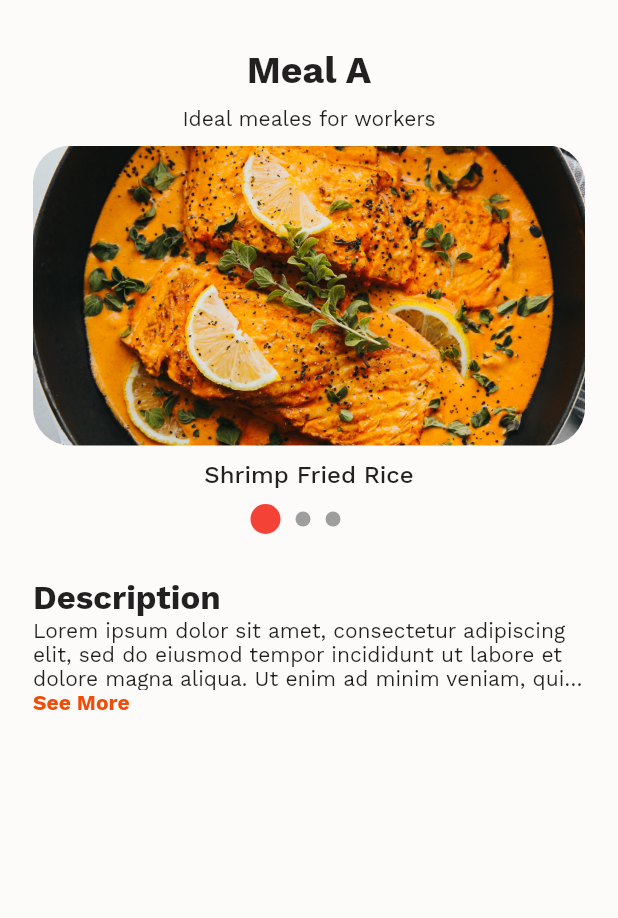
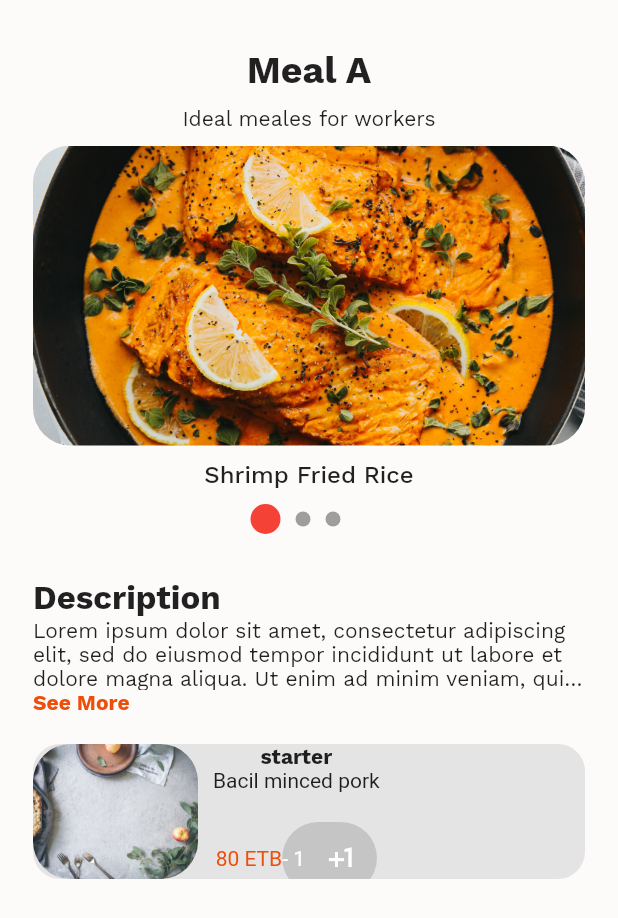
Before and after one commit to yordanos-AtoSV/Food-App, a Flutter app: the MealA screen opened directly, on a phone screen of 412 x 824 dp. Shown: the top 918 px of the screen. Run offline on Flutter 3.47's test engine with Material 2 defaults, Android fonts, the phone set to English and light mode, and no system bars; our stand-ins replace animated_splash_screen.

Commit message:
added gestureDetector containers in the meal_A page

```diff
--- a/new_proj/lib/meal_a.dart
+++ b/new_proj/lib/meal_a.dart
@@ -1,5 +1,4 @@
 import 'package:flutter/material.dart';
-import 'package:new_proj/verify_account.dart';
 
 class MealA extends StatefulWidget {
   @override
@@ -16,6 +15,7 @@ class _MealAState extends State<MealA> {
   final PageController _pageController = PageController(initialPage: 0);
   int _currentPage = 0;
   bool isExpanded = false;
+  bool isSwiped = false;
   void toggleExpansion() {
     setState(() {
       isExpanded = !isExpanded;
@@ -60,7 +60,6 @@ class _MealAState extends State<MealA> {
                 const SizedBox(height: 10.0),
                 SizedBox(
                   height: 200,
-                  child: Expanded(
                   child: AspectRatio(
                     aspectRatio: 1.0,
                     child: Container(
@@ -84,7 +83,6 @@ class _MealAState extends State<MealA> {
                                 ),
                               );
                             }),
-                        ),
                       ),
                     ),
                   ),
@@ -168,11 +166,113 @@ class _MealAState extends State<MealA> {
                   onTap: toggleExpansion,
                   child: Text(
                     isExpanded ? 'See Less' : 'See More',
-                    style: const TextStyle(color: Color.fromARGB(255, 237, 78, 10),
+                    style: const TextStyle(
+                        color: Color.fromARGB(255, 237, 78, 10),
                         fontWeight: FontWeight.bold,
                         fontFamily: "WorkSans"),
                   ),
                 ),
+                const SizedBox(height: 20),
+                Container(
+                  width: 200,
+                  height: 90,
+                  child: Stack(children: [
+                    Positioned.fill(
+                      child: GestureDetector(
+                        onHorizontalDragUpdate: (details) {
+                          setState(() {
+                            isSwiped = details.delta.dx < -10;
+                          });
+                        },
+                        onHorizontalDragEnd: (details) {
+                          setState(() {
+                            isSwiped = false;
+                          });
+                        },
+                        child: Container(
+                          decoration: BoxDecoration(
+                            borderRadius: BorderRadius.circular(18),
+                            color: Color.fromARGB(255, 229, 228, 228),
+                          ),
+                          child: Row(children: [
+                            const SizedBox(
+                              width: 110,
+                              height: 90,
+                              child: ClipRRect(
+                                borderRadius:
+                                    BorderRadius.all(Radius.circular(25)),
+                                child: Image(
+                                  fit: BoxFit.cover,
+                                  image: AssetImage("assets/cover.jpg"),
+                                ),
+                              ),
+                            ),
+                            const SizedBox(width: 10),
+                            Column(
+                              children: [
+                                const Text(
+                                  "starter",
+                                  style: TextStyle(
+                                      fontFamily: "WorkSans",
+                                      fontWeight: FontWeight.bold),
+                                ),
+                                Text("Bacil minced pork"),
+                                SizedBox(height: 20),
+                                Row(
+                                  children: [
+                                    const Text(
+                                      "80 ETB",
+                                      style: TextStyle(
+                                          color:
+                                              Color.fromARGB(255, 237, 78, 10)),
+                                    ),
+                                    Container(
+                                      decoration: BoxDecoration(
+                                          borderRadius:
+                                              BorderRadius.circular(25),
+                                          color: Color.fromARGB(
+                                              255, 198, 197, 197)),
+                                      child: Row(
+                                        children: [
+                                          const Text("- 1",
+                                              style: TextStyle(
+                                                  color: Colors.white)),
+                                          IconButton(
+                                            onPressed: () {
+                                              // Add your button action here
+                                            },
+                                            icon: Icon(Icons.plus_one),
+                                            color: Colors.white,
+                                          ),
+                                        ],
+                                      ),
+                                    )
+                                  ],
+                                )
+                              ],
+                            )
+                          ]),
+                        ),
+                      ),
+                    ),
+                    AnimatedPositioned(
+                      duration: Duration(milliseconds: 300),
+                      right: isSwiped ? 0 : -200,
+                      child: Container(
+                        decoration: BoxDecoration(
+                            borderRadius: BorderRadius.circular(8),
+                            color: const Color.fromARGB(255, 237, 78, 10)),
+                        child: IconButton(
+                          onPressed: () {
+                            // Add your button action here
+                          },
+                          icon: Icon(Icons.shopping_cart),
+                          color: Colors.white,
+                        ),
+                      ),
+                    ),
+                  ]),
+                )
               ],
             );
           }),
```
Lines whose indentation alone changed are shown as unchanged.
